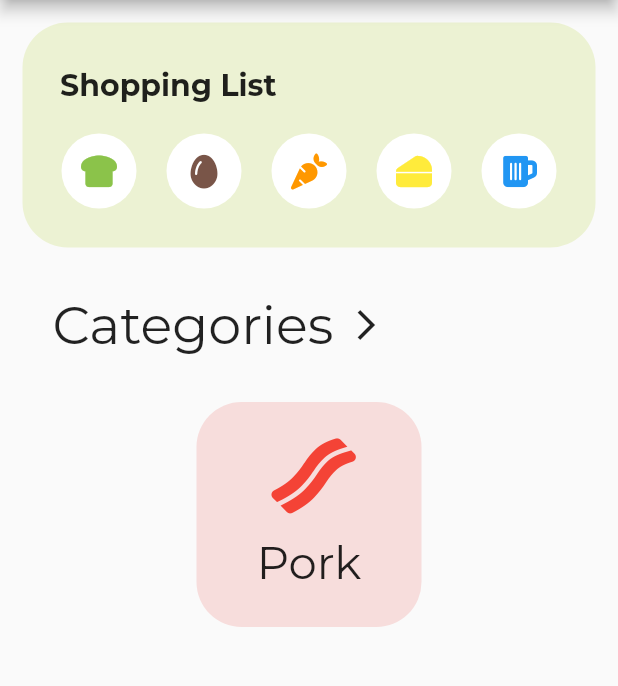
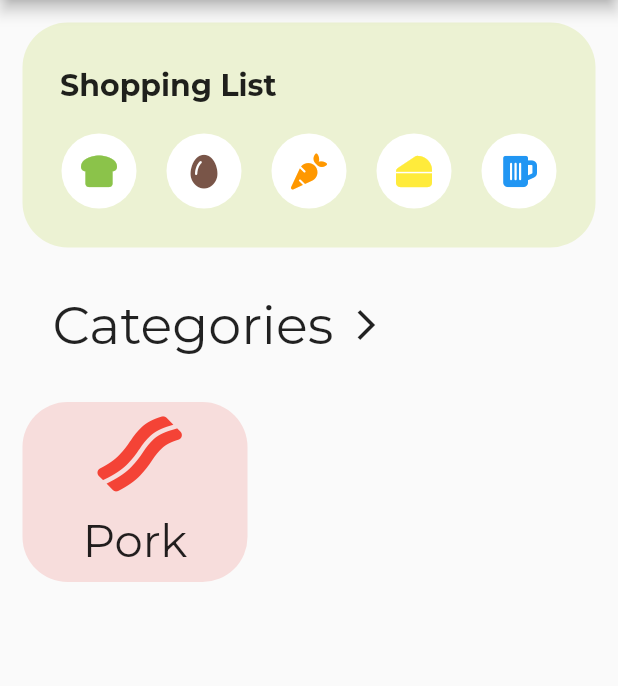
Before and after one commit to Assamapong/grocery_market, a Flutter app: the screen it shows after launch, on a phone screen of 412 x 824 dp, the part 84-770 px from its top. Run offline on Flutter 3.47's test engine with Material 2 defaults, Android fonts, the phone set to English and light mode, and no system bars; our stand-ins replace font_awesome_flutter, google_fonts.

Commit message:
create listview of categories

```diff
--- a/lib/screens/home_page.dart
+++ b/lib/screens/home_page.dart
@@ -54,11 +54,19 @@ class HomeScreen extends StatelessWidget {
             SizedBox(
               height: 15,
             ),
-            Category(
-              categoryBackgroundColor: Color.fromRGBO(247, 221, 220, 1),
-              categoryIcon: FontAwesomeIcons.bacon,
-              title: 'Pork',
-              iconColor: Colors.red,
+            Container(
+              height: 150,
+              child: ListView(
+                scrollDirection: Axis.horizontal,
+                children: [
+                  Category(
+                    categoryBackgroundColor: Color.fromRGBO(247, 221, 220, 1),
+                    categoryIcon: FontAwesomeIcons.bacon,
+                    title: 'Pork',
+                    iconColor: Colors.red,
+                  ),
+                ],
+              ),
             )
           ],
         ),
```
